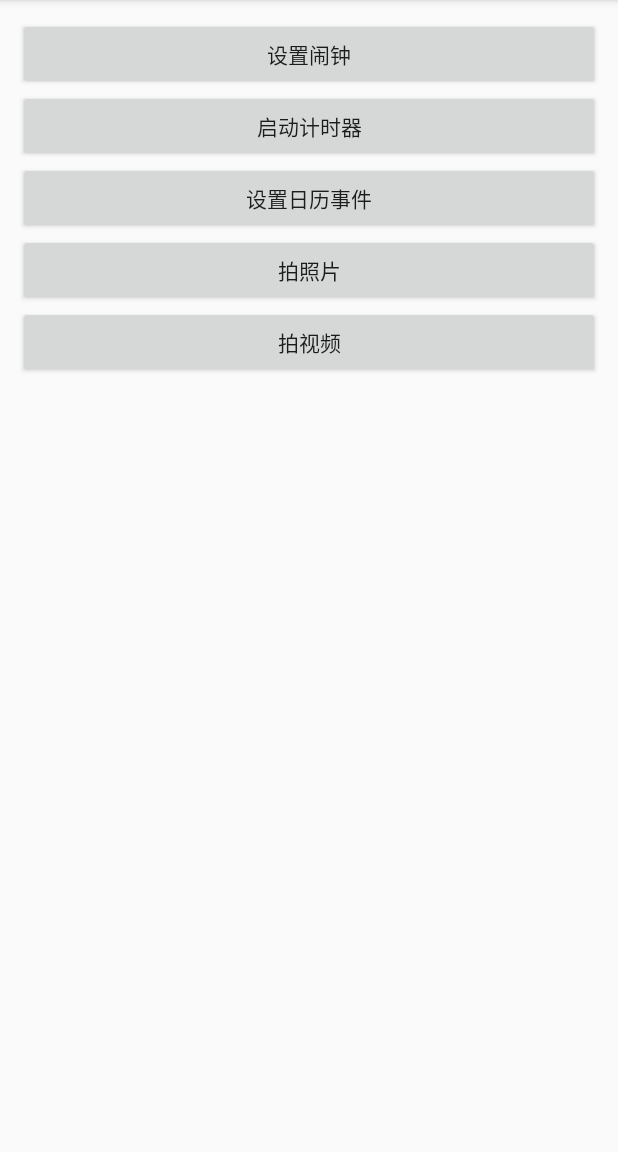
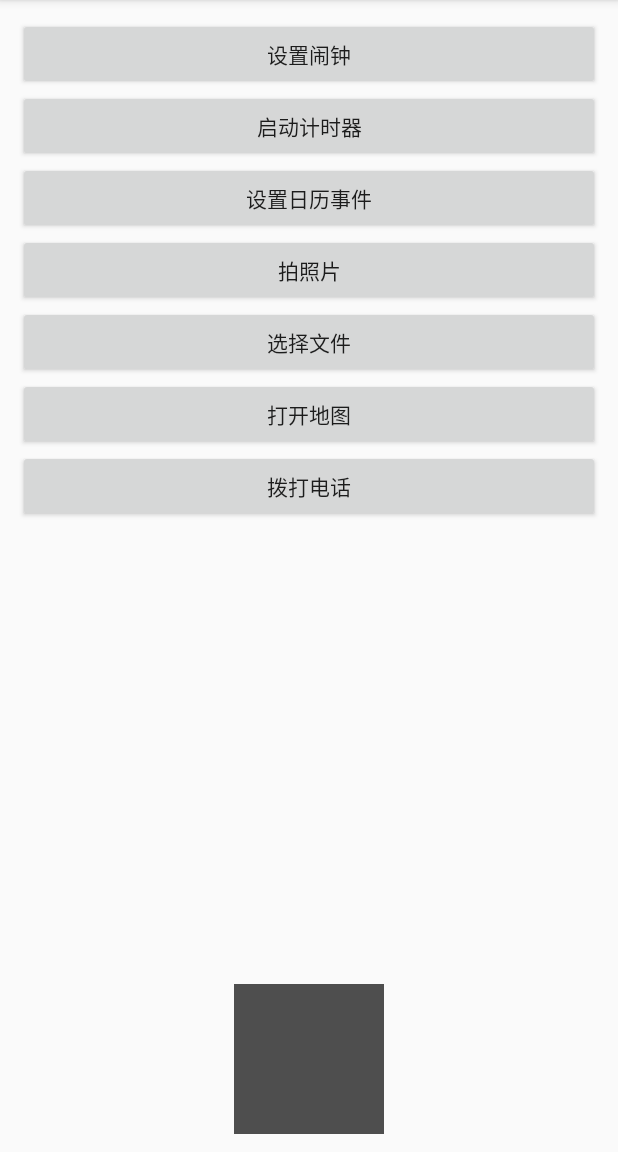
Before and after one commit to shusheng007/AndroidDevMemo, an Android app: the IntentDemoActivity screen opened directly, with no data from a screen before it, on a phone screen of 412 x 824 dp, the part 84-1236 px from its top. Run offline under Robolectric (Android 15) with nearby library versions, the phone set to English and light mode, and no system bars.

Commit message:
feature：add share file demo

```diff
--- a/app/src/main/java/top/ss007/androiddevmemo/utils/FileUtils.kt
+++ b/app/src/main/java/top/ss007/androiddevmemo/utils/FileUtils.kt
@@ -16,9 +16,9 @@ import java.io.File
  */
 object FileUtils {
 
-    public fun getUriForFile(context: Context, file:File): Uri {
+     fun getUriForFile(context: Context, file:File): Uri {
         if (Build.VERSION.SDK_INT>24){
-            return FileProvider.getUriForFile(context,context.packageName+".FileProvider",file)
+            return FileProvider.getUriForFile(context,context.packageName+".fileProvider",file)
         }
         return Uri.fromFile(file)
     }
--- a/app/src/main/res/layout/activity_intent_demo.xml
+++ b/app/src/main/res/layout/activity_intent_demo.xml
@@ -45,11 +45,38 @@
         app:layout_constraintTop_toBottomOf="@+id/btn_calender" />
 
     <Button
-        android:id="@+id/btn_capture_video"
+        android:id="@+id/btn_get_content"
         android:layout_width="0dp"
         android:layout_height="wrap_content"
-        android:text="拍视频"
+        android:text="选择文件"
         app:layout_constraintEnd_toEndOf="parent"
         app:layout_constraintStart_toStartOf="parent"
         app:layout_constraintTop_toBottomOf="@+id/btn_capture_img" />
+
+    <ImageView
+        android:id="@+id/imageView"
+        android:layout_width="100dp"
+        android:layout_height="100dp"
+        app:layout_constraintBottom_toBottomOf="parent"
+        app:layout_constraintEnd_toEndOf="parent"
+        app:layout_constraintStart_toStartOf="parent"
+        app:srcCompat="@color/C1" />
+
+    <Button
+        android:id="@+id/btn_open_map"
+        android:layout_width="0dp"
+        android:layout_height="wrap_content"
+        android:text="打开地图"
+        app:layout_constraintEnd_toEndOf="parent"
+        app:layout_constraintStart_toStartOf="parent"
+        app:layout_constraintTop_toBottomOf="@+id/btn_get_content" />
+
+    <Button
+        android:id="@+id/btn_dial"
+        android:layout_width="0dp"
+        android:layout_height="wrap_content"
+        android:text="拨打电话"
+        app:layout_constraintEnd_toEndOf="parent"
+        app:layout_constraintStart_toStartOf="parent"
+        app:layout_constraintTop_toBottomOf="@+id/btn_open_map" />
 </androidx.constraintlayout.widget.ConstraintLayout>
```
Also changed, not shown: app/src/main/AndroidManifest.xml (+8 -2 lines), app/src/main/java/top/ss007/androiddevmemo/intents/IntentDemoActivity.kt (+69 -17 lines), app/src/main/java/top/ss007/androiddevmemo/shareFileBetweenApps/ShareFileActivity.kt (added, +45 -0 lines), app/src/main/res/layout/activity_share_file.xml (added, +17 -0 lines), app/src/main/res/xml/file_provider_paths.xml (+10 -1 lines).
